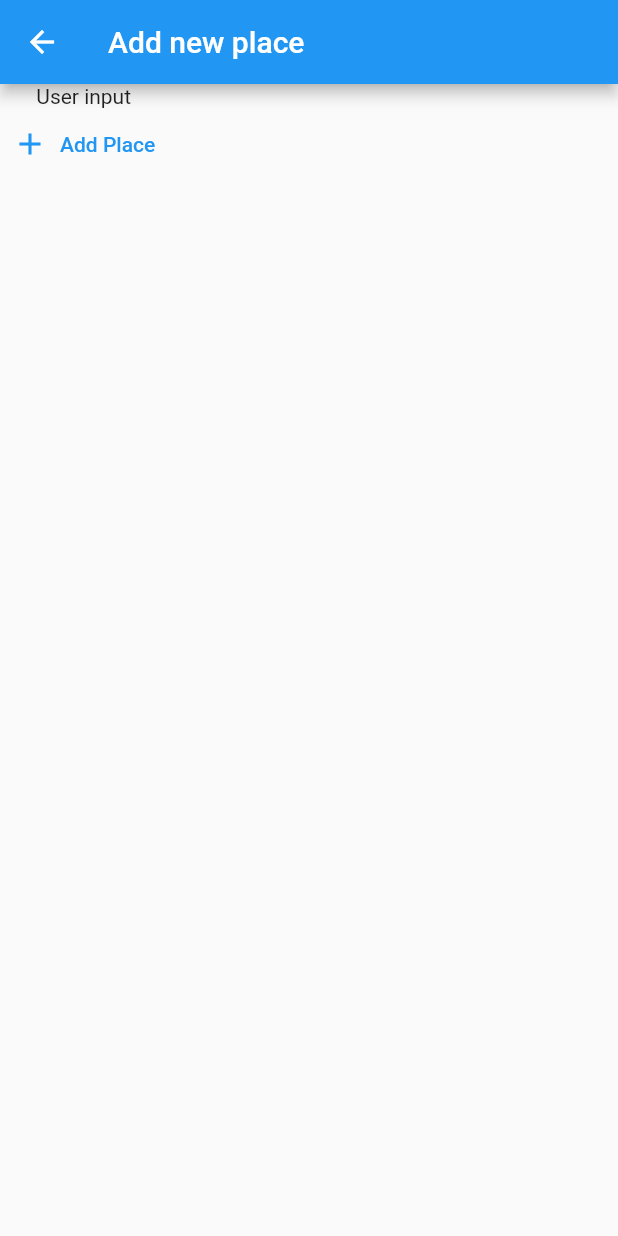
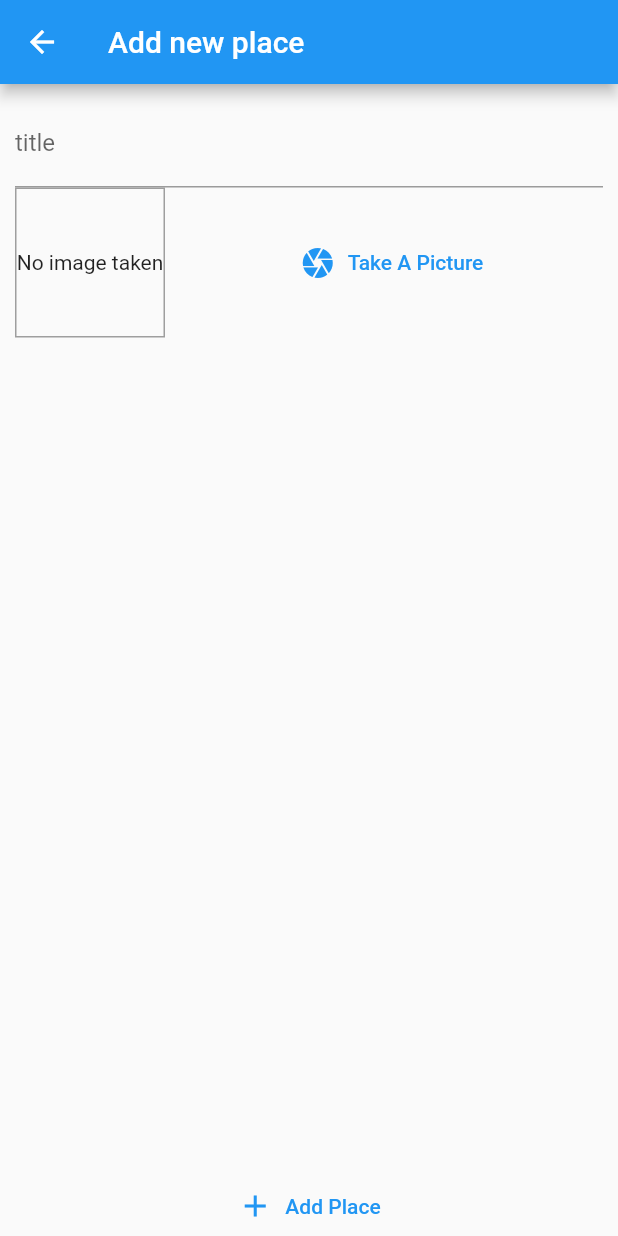
Before and after one commit to km2223/placesapp, a Flutter app: the AddPlaceScreen screen opened by its route, after a tap on "Add Place", on a phone screen of 412 x 824 dp. Run offline on Flutter 3.47's test engine with Material 2 defaults, Android fonts, the phone set to English and light mode, and no system bars.

Commit message:
image screen

```diff
--- a/lib/Screens/add-place_screen.dart
+++ b/lib/Screens/add-place_screen.dart
@@ -1,6 +1,7 @@
 import 'package:flutter/material.dart';
 import 'package:flutter/src/widgets/container.dart';
 import 'package:flutter/src/widgets/framework.dart';
+import 'package:placesapp/widgets/image_input.dart';
 
 class AddPlaceScreen extends StatefulWidget {
   const AddPlaceScreen({super.key});
@@ -10,6 +11,7 @@ static const routeName='/add-place';
 }
 
 class _AddPlaceScreenState extends State<AddPlaceScreen> {
+  final _textController=TextEditingController();
   @override
   Widget build(BuildContext context) {
     return Scaffold(
@@ -17,12 +19,36 @@ class _AddPlaceScreenState extends State<AddPlaceScreen> {
         title: const Text('Add new place'),
       ),
       body: Column(
+        crossAxisAlignment: CrossAxisAlignment.stretch,
+
         children: [
-          const Text('User input'),
-          TextButton.icon(onPressed: () {
+          Expanded(
+            child: SingleChildScrollView(
+              child: Padding(
+                padding: const EdgeInsets.all(10),
+                child: Column(
+                  children: [
+                     TextField(
+                      decoration:  const InputDecoration(labelText: 'title'),
+                      controller: _textController,
+                    ),
+                    const SizedBox(),
+                    ImageInput()
+                  ],
+                ),
+              ),
+            ),
+          ),
 
-          }, icon: const Icon(Icons.add), label: const Text('Add Place'))
+          TextButton.icon( style: TextButton.styleFrom(
+ tapTargetSize: MaterialTapTargetSize.shrinkWrap,elevation: 0)
+      ,onPressed: () {
+          },
+          icon: const Icon(Icons.add),
+           label: const Text('Add Place'),),
+
         ],
+
       ),
     );
   }
```
